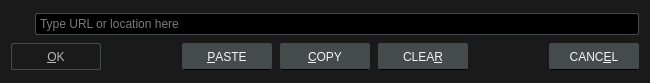
Qt form src/ui/locationdialog.ui (u8sand/Baka-MPlayer) before a commit.
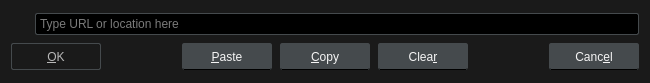
The same form after that commit. Icons and pictures are not drawn.

Commit message: Change button text case to Title Case

What changed in the file:
```diff
--- a/src/ui/locationdialog.ui
+++ b/src/ui/locationdialog.ui
@@ -137,7 +137,7 @@
         </sizepolicy>
        </property>
        <property name="text">
-        <string>&amp;PASTE</string>
+        <string>&amp;Paste</string>
        </property>
        <property name="autoDefault">
         <bool>false</bool>
@@ -153,7 +153,7 @@
         </sizepolicy>
        </property>
        <property name="text">
-        <string>&amp;COPY</string>
+        <string>&amp;Copy</string>
        </property>
        <property name="autoDefault">
         <bool>false</bool>
@@ -169,7 +169,7 @@
         </sizepolicy>
        </property>
        <property name="text">
-        <string>CLEA&amp;R</string>
+        <string>Clea&amp;r</string>
        </property>
        <property name="autoDefault">
         <bool>false</bool>
@@ -198,7 +198,7 @@
         </sizepolicy>
        </property>
        <property name="text">
-        <string>CANC&amp;EL</string>
+        <string>Canc&amp;el</string>
        </property>
        <property name="autoDefault">
         <bool>false</bool>
```
The commit also changes 6 other files.
